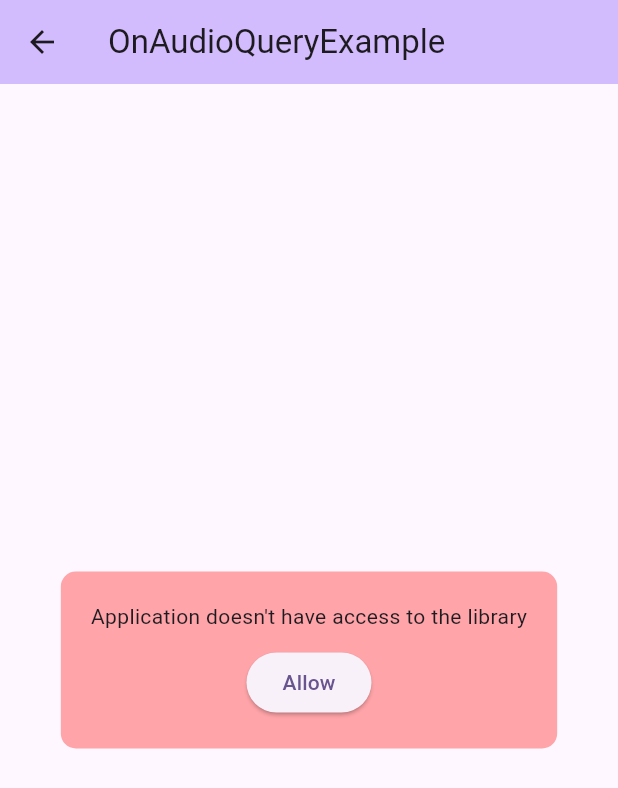
After one commit to hasansujon786/lume-music-player, a Flutter app: the SongsScreen screen opened by its route, on a phone screen of 412 x 824 dp. The commit adds this screen. Shown: the top 788 px of the screen. Run offline on Flutter 3.47's test engine with Material 3 defaults, Android fonts, the phone set to English and light mode, and no system bars; our stand-ins replace just_audio, permission_handler; missing offline and left inert: on_audio_query_forked.

Commit message:
feat(songs): add on_audio_query_forked

```diff
--- a/analysis_options.yaml
+++ b/analysis_options.yaml
@@ -28,4 +28,4 @@ linter:
 # https://dart.dev/guides/language/analysis-options
 
 formatter:
-  page_width: 120
+  page_width: 100
--- /dev/null
+++ b/lib/features/player/screens/songs_screen.dart
@@ -0,0 +1,132 @@
+import 'package:flutter/material.dart';
+import 'package:nusic/features/player/screens/player_screen.dart';
+import 'package:on_audio_query_forked/on_audio_query.dart';
+
+class SongsScreen extends StatefulWidget {
+  const SongsScreen({super.key});
+
+  @override
+  State<SongsScreen> createState() => _SongsScreenState();
+}
+
+class _SongsScreenState extends State<SongsScreen> {
+  // Main method.
+  final OnAudioQuery _audioQuery = OnAudioQuery();
+
+  // Indicate if application has permission to the library.
+  bool _hasPermission = false;
+
+  @override
+  void initState() {
+    super.initState();
+    // (Optinal) Set logging level. By default will be set to 'WARN'.
+    //
+    // Log will appear on:
+    //  * XCode: Debug Console
+    //  * VsCode: Debug Console
+    //  * Android Studio: Debug and Logcat Console
+    LogConfig logConfig = LogConfig(logType: LogType.DEBUG);
+    _audioQuery.setLogConfig(logConfig);
+
+    // Check and request for permission.
+    checkAndRequestPermissions();
+  }
+
+  checkAndRequestPermissions({bool retry = false}) async {
+    // The param 'retryRequest' is false, by default.
+    _hasPermission = await _audioQuery.checkAndRequest(retryRequest: retry);
+
+    // Only call update the UI if application has all required permissions.
+    _hasPermission ? setState(() {}) : null;
+  }
+
+  @override
+  Widget build(BuildContext context) {
+    return Scaffold(
+      appBar: AppBar(
+        backgroundColor: Theme.of(context).colorScheme.inversePrimary,
+        title: const Text('OnAudioQueryExample'),
+      ),
+      body: Center(
+        child: !_hasPermission
+            ? noAccessToLibraryWidget()
+            : FutureBuilder<List<SongModel>>(
+                // Default values:
+                future: _audioQuery.querySongs(
+                  sortType: null,
+                  orderType: OrderType.ASC_OR_SMALLER,
+                  uriType: UriType.EXTERNAL,
+                  ignoreCase: true,
+                ),
+                builder: (context, item) {
+                  // Display error, if any.
+                  if (item.hasError) {
+                    return Text(item.error.toString());
+                  }
+
+                  // Waiting content.
+                  if (item.data == null) {
+                    return const CircularProgressIndicator();
+                  }
+
+                  // 'Library' is empty.
+                  if (item.data!.isEmpty) return const Text('Nothing found!');
+
+                  // You can use [item.data!] direct or you can create a:
+                  // List<SongModel> songs = item.data!;
+                  return ListView.builder(
+                    itemCount: item.data!.length,
+                    itemBuilder: (context, index) {
+                      return ListTile(
+                        onTap: () {
+                          print('=====================');
+                          print(item.data![index]);
+
+                          Navigator.of(context).push(
+                            MaterialPageRoute(
+                              builder: (context) {
+                                return PlayerScreen(title: 'foo', audio: item.data![index]);
+                              },
+                            ),
+                          );
+                        },
+                        title: Text(item.data![index].title),
+                        subtitle: Text(item.data![index].artist ?? 'No Artist'),
+                        trailing: const Icon(Icons.arrow_forward_rounded),
+                        // This Widget will query/load image.
+                        // You can use/create your own widget/method using [queryArtwork].
+                        leading: QueryArtworkWidget(
+                          controller: _audioQuery,
+                          id: item.data![index].id,
+                          type: ArtworkType.AUDIO,
+                        ),
+                      );
+                    },
+                  );
+                },
+              ),
+      ),
+    );
+  }
+
+  Widget noAccessToLibraryWidget() {
+    return Container(
+      decoration: BoxDecoration(
+        borderRadius: BorderRadius.circular(10),
+        color: Colors.redAccent.withOpacity(0.5),
+      ),
+      padding: const EdgeInsets.all(20),
+      child: Column(
+        mainAxisSize: MainAxisSize.min,
+        children: [
+          const Text("Application doesn't have access to the library"),
+          const SizedBox(height: 10),
+          ElevatedButton(
+            onPressed: () => checkAndRequestPermissions(retry: true),
+            child: const Text('Allow'),
+          ),
+        ],
+      ),
+    );
+  }
+}
--- a/lib/main.dart
+++ b/lib/main.dart
@@ -1,7 +1,9 @@
 import 'package:flutter/material.dart';
+import 'package:nusic/features/setting/screens/permissions.dart';
 
 import 'features/player/screens/player_screen.dart';
 import 'features/home/screens/home_screen.dart';
+import 'features/player/screens/songs_screen.dart';
 
 void main() {
   runApp(const MyApp());
@@ -20,6 +22,10 @@ class MyApp extends StatelessWidget {
         switch (settings.name) {
           case 'player':
             return MaterialPageRoute(builder: (context) => PlayerScreen(title: 'LumeMusicPlayer'));
+          case 'songs':
+            return MaterialPageRoute(builder: (context) => SongsScreen());
+          case 'permissions':
+            return MaterialPageRoute(builder: (context) => PermissionsScreen());
           default:
             return MaterialPageRoute(builder: (context) => HomeScreen(title: 'LumeMusicPlayer'));
         }
--- a/pubspec.yaml
+++ b/pubspec.yaml
@@ -35,6 +35,9 @@ dependencies:
   # Use with the CupertinoIcons class for iOS style icons.
   cupertino_icons: ^1.0.8
   just_audio: ^0.10.3
+  on_audio_query_forked: ^2.9.1
+  permission_handler: ^12.0.0+1
+  path_provider: ^2.1.5
 
 dev_dependencies:
   flutter_test:
```
Also changed, not shown: lib/features/home/screens/home_screen.dart (+9 -4 lines), lib/features/player/screens/player_screen.dart (+63 -14 lines), lib/features/setting/screens/permissions.dart (added, +160 -0 lines), pubspec.lock, 3 other files.
